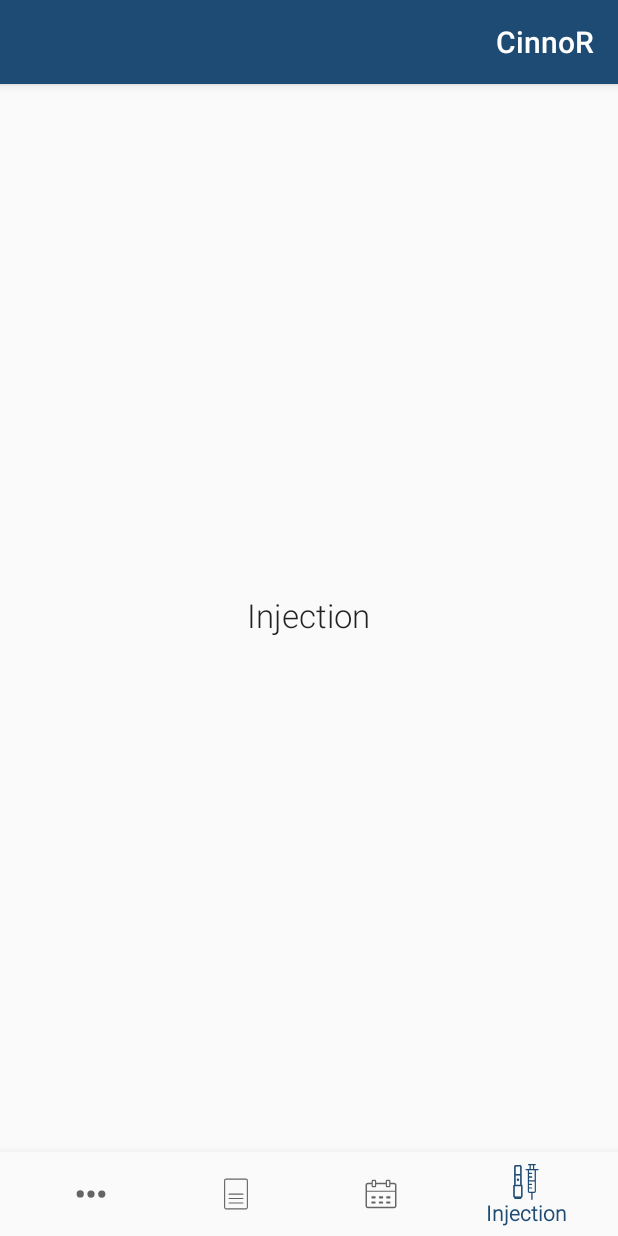
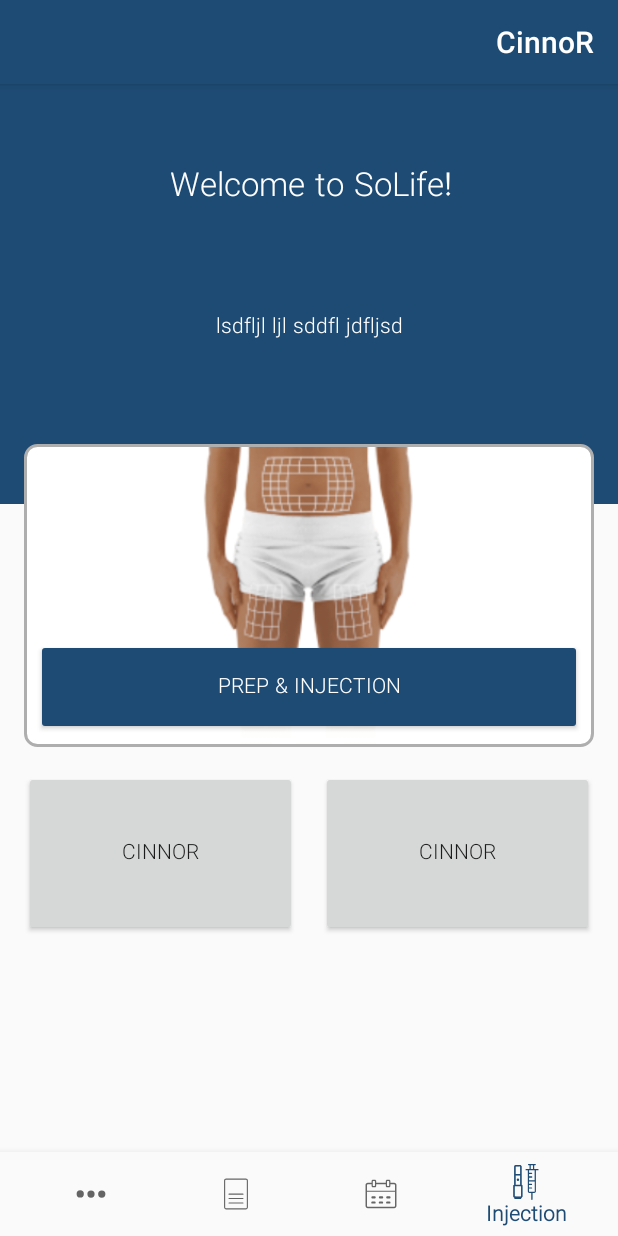
Before and after one commit to manjav/bottom-navigation-app, an Android app: the screen it shows after launch (MainActivity), on a phone screen of 412 x 824 dp. Run offline under Robolectric (Android 15) with nearby library versions, the phone set to English and light mode, and no system bars.

Commit message:
added new constrain layout for main segment

```diff
--- a/app/src/main/java/com/grantech/cinnagen/cinnora/MainActivity.java
+++ b/app/src/main/java/com/grantech/cinnagen/cinnora/MainActivity.java
@@ -10,6 +10,7 @@ import android.support.v4.app.FragmentTransaction;
 import android.support.v7.app.AppCompatActivity;
 import android.view.MenuItem;
 
+import com.grantech.cinnagen.cinnora.R;
 import com.grantech.cinnagen.cinnora.fragments.CalendarFragment;
 import com.grantech.cinnagen.cinnora.fragments.InjectionFragment;
 import com.grantech.cinnagen.cinnora.fragments.MoreFragment;
@@ -19,8 +20,8 @@ import java.util.Locale;
 
 public class MainActivity extends AppCompatActivity
 {
+    private Locale locale;
     private int startingPosition = -1;
-    private Locale locale;
 
     @Override
     protected void onCreate(Bundle savedInstanceState)
@@ -70,7 +71,8 @@ public class MainActivity extends AppCompatActivity
         Fragment fragment = null;
         int newPosition = 0;
 
-            switch (item.getItemId()) {
+        switch (item.getItemId())
+        {
             case R.id.navi_0:
                 newPosition = 0;
                 fragment = new InjectionFragment();
@@ -92,8 +94,14 @@ public class MainActivity extends AppCompatActivity
                 break;
             }
 
+/*
+            if( item.getItemId() == 0 )
+                getActionBar().hide();
+            else
+                getActionBar().show();
+*/
+
             return loadFragment(fragment, newPosition);
         }
     };
-
 }
--- a/app/src/main/java/com/grantech/cinnagen/cinnora/fragments/InjectionFragment.java
+++ b/app/src/main/java/com/grantech/cinnagen/cinnora/fragments/InjectionFragment.java
@@ -22,6 +22,7 @@ public class InjectionFragment extends Fragment
         //with the fragment you want to inflate
         //like if the class is HomeFragment it should have R.layout.home_fragment
         //if it is DashboardFragment it should have R.layout.fragment_dashboard
-        return inflater.inflate(R.layout.injection_fragment_layout, null);
+        return inflater.inflate(R.layout.main_fragment_layout, null);
+
     }
 }
--- /dev/null
+++ b/app/src/main/res/drawable/rect_primary.xml
@@ -0,0 +1,7 @@
+<?xml version="1.0" encoding="UTF-8"?>
+<shape xmlns:android="http://schemas.android.com/apk/res/android" android:id="@+id/listview_background_shape">
+    <!--<stroke android:width="2dp" android:color="#ff207d94" />-->
+    <padding android:left="0dp" android:top="0dp" android:right="0dp" android:bottom="0dp" />
+    <corners android:radius="0dp" />
+    <solid android:color="@color/colorPrimary" />
+</shape>
--- /dev/null
+++ b/app/src/main/res/drawable/rect_round_white.xml
@@ -0,0 +1,7 @@
+<?xml version="1.0" encoding="UTF-8"?>
+<shape xmlns:android="http://schemas.android.com/apk/res/android" android:id="@+id/listview_background_shape">
+    <stroke android:width="2dp" android:color="#ffaeaeae" />
+    <padding android:left="0dp" android:top="0dp" android:right="0dp" android:bottom="0dp" />
+    <corners android:radius="8dp" />
+    <solid android:color="#ffffffff" />
+</shape>
--- /dev/null
+++ b/app/src/main/res/drawable/rect_white.xml
@@ -0,0 +1,7 @@
+<?xml version="1.0" encoding="UTF-8"?>
+<shape xmlns:android="http://schemas.android.com/apk/res/android" android:id="@+id/listview_background_shape">
+    <!--<stroke android:width="2dp" android:color="#ff207d94" />-->
+    <padding android:left="0dp" android:top="0dp" android:right="0dp" android:bottom="0dp" />
+    <corners android:radius="0dp" />
+    <solid android:color="#ffffffff" />
+</shape>
--- a/app/src/main/res/layout/injection_fragment_layout.xml
+++ /dev/null
@@ -1,14 +0,0 @@
-<?xml version="1.0" encoding="utf-8"?>
-<RelativeLayout xmlns:android="http://schemas.android.com/apk/res/android"
-    android:layout_width="match_parent"
-    android:layout_height="match_parent">
-
-    <TextView
-        android:layout_width="wrap_content"
-        android:layout_height="wrap_content"
-        android:layout_centerHorizontal="true"
-        android:layout_centerVertical="true"
-        android:text="@string/title_navi_0"
-        android:textAppearance="@style/Base.TextAppearance.AppCompat.Large" />
-
-</RelativeLayout>
--- /dev/null
+++ b/app/src/main/res/layout/main_fragment_layout.xml
@@ -0,0 +1,166 @@
+<?xml version="1.0" encoding="utf-8"?>
+
+<ScrollView xmlns:android="http://schemas.android.com/apk/res/android"
+    xmlns:app="http://schemas.android.com/apk/res-auto"
+    xmlns:tools="http://schemas.android.com/tools"
+    android:layout_width="match_parent"
+    android:layout_height="match_parent"
+    tools:context=".MainActivity">
+
+    <android.support.constraint.ConstraintLayout
+        android:layout_width="match_parent"
+        android:layout_height="wrap_content"
+        android:minHeight="164dp">
+
+        <View
+            android:id="@+id/main_top_primary"
+            android:layout_width="0dp"
+            android:layout_height="280dp"
+            android:background="@drawable/rect_primary"
+            android:theme="@style/Base.TextAppearance.AppCompat.Title"
+            app:layout_constraintEnd_toEndOf="parent"
+            app:layout_constraintHorizontal_bias="0.0"
+            app:layout_constraintStart_toStartOf="parent"
+            app:layout_constraintTop_toTopOf="parent" />
+
+
+        <TextView
+            android:id="@+id/g"
+            android:layout_width="wrap_content"
+            android:layout_height="0dp"
+            android:layout_alignParentTop="true"
+            android:layout_centerHorizontal="true"
+            android:layout_marginStart="8dp"
+            android:layout_marginLeft="8dp"
+
+            android:layout_marginTop="48dp"
+            android:text="@string/main_title_welcome"
+            android:textAppearance="@android:style/TextAppearance.DeviceDefault.Large.Inverse"
+            app:layout_constraintEnd_toEndOf="parent"
+            app:layout_constraintEnd_toStartOf="@+id/main_top_primary"
+            app:layout_constraintHorizontal_bias="0.475"
+            app:layout_constraintStart_toStartOf="@+id/main_top_primary"
+            app:layout_constraintTop_toTopOf="@+id/main_top_primary" />
+
+        <TextView
+            android:id="@+id/messageTextView"
+            android:layout_width="0dp"
+            android:layout_height="wrap_content"
+            android:layout_alignParentTop="true"
+            android:layout_marginStart="16dp"
+            android:layout_marginLeft="16dp"
+            android:layout_marginTop="8dp"
+            android:layout_marginEnd="16dp"
+            android:layout_marginRight="16dp"
+            android:layout_marginBottom="8dp"
+            android:gravity="center"
+            android:text="@string/main_message_welcome"
+            android:textAppearance="@style/TextAppearance.AppCompat.Inverse"
+            app:layout_constraintBottom_toTopOf="@+id/constraintLayout"
+            app:layout_constraintEnd_toEndOf="parent"
+            app:layout_constraintEnd_toStartOf="@+id/main_top_primary"
+            app:layout_constraintHorizontal_bias="0.0"
+            app:layout_constraintStart_toStartOf="parent"
+            app:layout_constraintTop_toBottomOf="@+id/g"
+            app:layout_constraintVertical_bias="0.483" />
+
+
+        <android.support.constraint.ConstraintLayout
+            android:id="@+id/constraintLayout"
+            android:layout_width="0dp"
+            android:layout_height="202dp"
+            android:layout_marginStart="16dp"
+            android:layout_marginLeft="16dp"
+            android:layout_marginTop="240dp"
+            android:layout_marginEnd="16dp"
+            android:layout_marginRight="16dp"
+            app:layout_constraintEnd_toEndOf="parent"
+            app:layout_constraintStart_toStartOf="parent"
+            app:layout_constraintTop_toBottomOf="@+id/messageTextView"
+            app:layout_constraintTop_toTopOf="parent">
+
+
+            <View
+                android:id="@+id/main_round_white"
+                android:layout_width="0dp"
+                android:layout_height="0dp"
+                android:background="@drawable/rect_round_white"
+                app:layout_constraintBottom_toBottomOf="parent"
+                app:layout_constraintEnd_toEndOf="parent"
+                app:layout_constraintHorizontal_bias="0.0"
+                app:layout_constraintStart_toStartOf="parent"
+                app:layout_constraintTop_toTopOf="parent"
+                app:layout_constraintVertical_bias="1.0" />
+
+            <ImageView
+                android:id="@+id/imageView"
+                android:layout_width="0dp"
+                android:layout_height="0dp"
+                android:layout_marginStart="2dp"
+                android:layout_marginLeft="2dp"
+                android:layout_marginTop="2dp"
+                android:layout_marginEnd="2dp"
+                android:layout_marginRight="2dp"
+                android:layout_marginBottom="2dp"
+                android:contentDescription="@string/app_name"
+                android:src="@drawable/body_main_page_small"
+                app:layout_constraintBottom_toBottomOf="parent"
+                app:layout_constraintEnd_toEndOf="parent"
+                app:layout_constraintEnd_toStartOf="@+id/prepButton"
+                app:layout_constraintHorizontal_bias="0.346"
+                app:layout_constraintStart_toStartOf="parent"
+                app:layout_constraintTop_toTopOf="parent"
+                app:layout_constraintVertical_bias="0.0" />
+
+            <Button
+                android:id="@+id/prepButton"
+                style="@style/primaryButton"
+                android:layout_width="0dp"
+                android:layout_height="64dp"
+                android:layout_alignParentBottom="true"
+                android:layout_marginStart="8dp"
+                android:layout_marginLeft="8dp"
+                android:layout_marginEnd="8dp"
+                android:layout_marginRight="8dp"
+                android:layout_marginBottom="8dp"
+                android:text="@string/prep"
+                android:theme="@style/primaryButton"
+                app:layout_constraintBottom_toBottomOf="@+id/main_round_white"
+                app:layout_constraintEnd_toEndOf="parent"
+                app:layout_constraintStart_toStartOf="@+id/main_round_white" />
+
+        </android.support.constraint.ConstraintLayout>
+
+        <Button
+            android:id="@+id/leftButton"
+            android:layout_width="0dp"
+            android:layout_height="110dp"
+            android:layout_marginStart="16dp"
+            android:layout_marginLeft="16dp"
+            android:layout_marginTop="16dp"
+            android:layout_marginEnd="8dp"
+            android:layout_marginRight="8dp"
+            android:text="@string/app_name"
+            app:layout_constraintEnd_toStartOf="@+id/rightButton"
+            app:layout_constraintHorizontal_bias="0.5"
+            app:layout_constraintStart_toStartOf="parent"
+            app:layout_constraintTop_toBottomOf="@+id/constraintLayout" />
+
+        <Button
+            android:id="@+id/rightButton"
+            android:layout_width="0dp"
+            android:layout_height="110dp"
+            android:layout_marginStart="8dp"
+            android:layout_marginLeft="8dp"
+            android:layout_marginTop="16dp"
+            android:layout_marginEnd="16dp"
+            android:layout_marginRight="16dp"
+            android:text="@string/app_name"
+            app:layout_constraintEnd_toEndOf="parent"
+            app:layout_constraintHorizontal_bias="0.5"
+            app:layout_constraintStart_toEndOf="@+id/leftButton"
+            app:layout_constraintTop_toBottomOf="@+id/constraintLayout" />
+
+    </android.support.constraint.ConstraintLayout>
+
+</ScrollView>
--- a/app/src/main/res/values/strings.xml
+++ b/app/src/main/res/values/strings.xml
@@ -4,4 +4,9 @@
     <string name="title_navi_1">Calendar</string>
     <string name="title_navi_2">Tips</string>
     <string name="title_navi_3">More</string>
+
+    <string name="main_title_welcome">Welcome to SoLife!</string>
+    <string name="main_message_welcome">lsdfljl ljl sddfl jdfljsd</string>
+    <string name="prep"><![CDATA[Prep & Injection]]></string>
+
 </resources>
--- a/app/src/main/res/values/styles.xml
+++ b/app/src/main/res/values/styles.xml
@@ -2,11 +2,25 @@
 
     <!-- Base application theme. -->
     <style name="AppTheme" parent="Theme.AppCompat.Light.DarkActionBar">
-        <!-- Customize your theme here. -->
         <item name="android:typeface">monospace</item>
         <item name="colorPrimary">@color/colorPrimary</item>
         <item name="colorPrimaryDark">@color/colorPrimaryDark</item>
-        <item name="colorAccent">@color/colorAccent</item>
+        <item name="colorAccent">@color/colorPrimary</item>
+    </style>
+
+    <style name="AppTheme.NoActionBar" parent="Theme.AppCompat.Light.NoActionBar">
+        <item name="android:typeface">monospace</item>
+        <item name="colorPrimary">@color/colorPrimary</item>
+        <item name="colorPrimaryDark">@color/colorPrimaryDark</item>
+        <item name="colorAccent">@color/colorPrimary</item>
+    </style>
+
+
+    <style name="primaryButton" parent="Base.Widget.AppCompat.Button.Colored">
+        <item name="android:typeface">monospace</item>
+        <item name="colorPrimary">@color/colorPrimary</item>
+        <item name="colorPrimaryDark">@color/colorPrimaryDark</item>
+        <item name="colorAccent">@color/colorPrimary</item>
     </style>
 
 </resources>
```
Also changed, not shown: app/src/main/res/drawable/body_main_page_small.png (added), 1 other file. Lines whose indentation alone changed are shown as unchanged.
